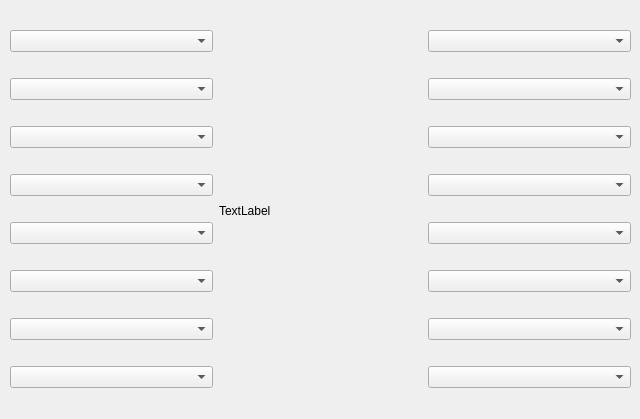
This is UniversalGamingApp/customlayout.ui in wicked-rose/UniversalGaming as Qt 5 draws it before an edit. The edited form follows.
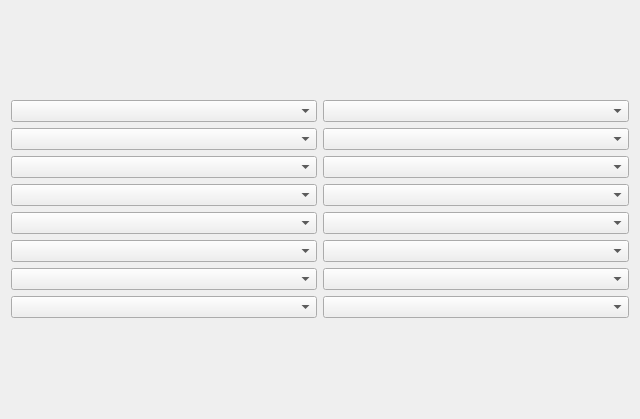
This is the edited form.

The edit to the form file:
```diff
--- a/UniversalGamingApp/customlayout.ui
+++ b/UniversalGamingApp/customlayout.ui
@@ -13,15 +13,8 @@
   <property name="windowTitle">
    <string>Form</string>
   </property>
-  <widget class="QWidget" name="horizontalLayoutWidget">
-   <property name="geometry">
-    <rect>
-     <x>10</x>
-     <y>10</y>
-     <width>621</width>
-     <height>401</height>
-    </rect>
-   </property>
+  <layout class="QVBoxLayout" name="verticalLayout_3">
+   <item>
    <layout class="QHBoxLayout" name="horizontalLayout">
     <item>
      <layout class="QVBoxLayout" name="verticalLayout">
@@ -51,13 +44,6 @@
       </item>
      </layout>
     </item>
-    <item>
-     <widget class="QLabel" name="label">
-      <property name="text">
-       <string>TextLabel</string>
-      </property>
-     </widget>
-    </item>
     <item>
      <layout class="QVBoxLayout" name="verticalLayout_2">
       <item>
@@ -87,7 +73,8 @@
      </layout>
     </item>
    </layout>
-  </widget>
+   </item>
+  </layout>
  </widget>
  <resources/>
  <connections/>
```
Lines whose indentation alone changed are shown as unchanged.
